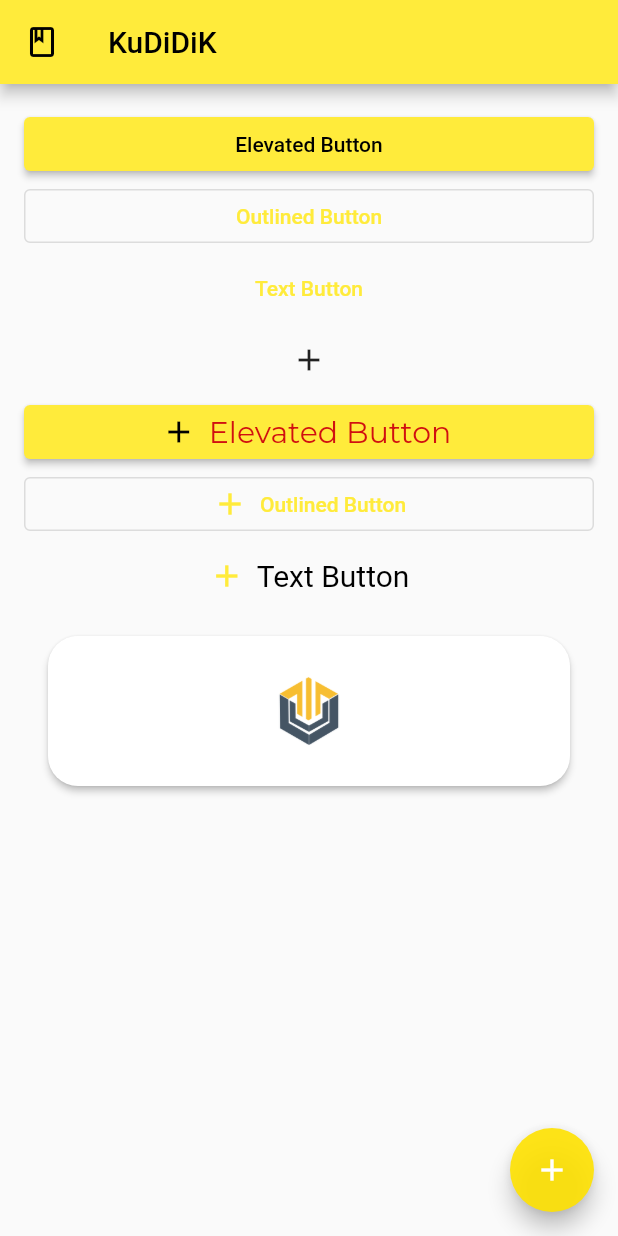
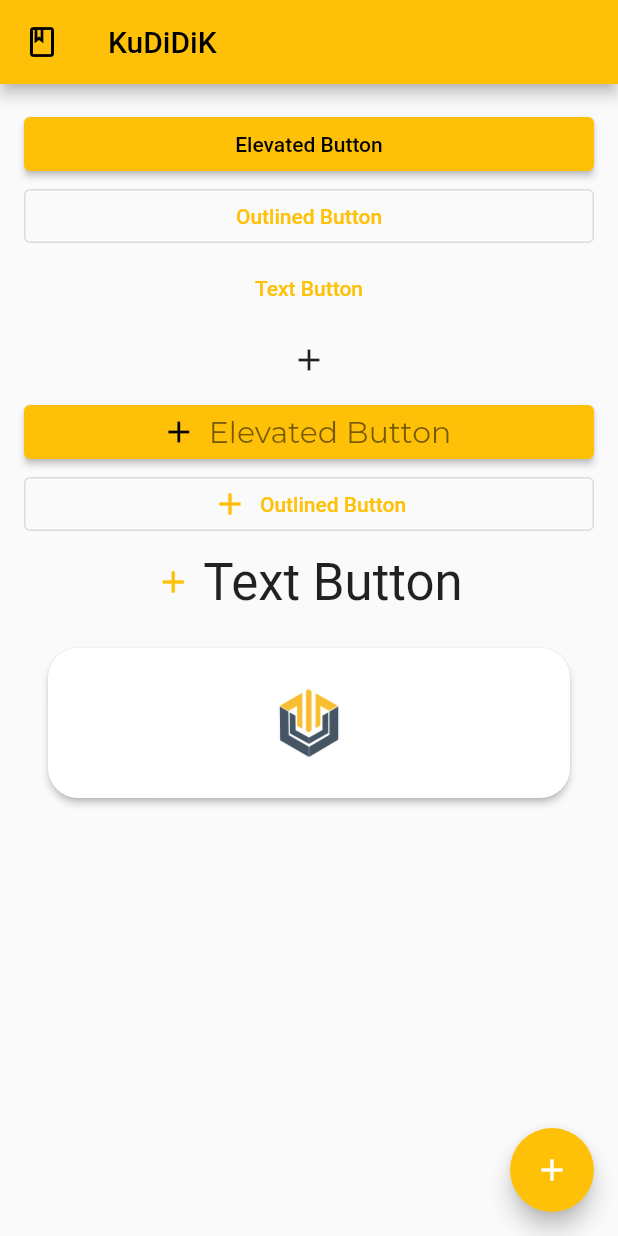
Before and after one commit to Yuseda06/ku_didik, a Flutter app: the screen it shows after launch, on a phone screen of 412 x 824 dp. Run offline on Flutter 3.47's test engine with Material 3 defaults, Android fonts, the phone set to English and light mode, and no system bars; our stand-ins replace firebase_auth, google_fonts; accounts and stored records are empty; project files that could hold a hidden picture were left out.

Commit message:
updating themes colors

```diff
--- a/lib/main.dart
+++ b/lib/main.dart
@@ -28,6 +28,7 @@ class AppHome extends StatelessWidget {
   Widget build(BuildContext context) {
     return Scaffold(
       floatingActionButton: FloatingActionButton(
+        backgroundColor: Colors.amber,
         onPressed: () {
           // Add your onPressed code here!
         },
--- /dev/null
+++ b/lib/utils/theme/primary_swatch.dart
@@ -0,0 +1,14 @@
+import 'package:flutter/material.dart';
+
+const MaterialColor kPrimaryColor = MaterialColor(0xFFFFEB3B, <int, Color>{
+  50: Color(0xFFFFF8E1),
+  100: Color(0xFFFFF59D),
+  200: Color(0xFFFFF176),
+  300: Color(0xFFFFEE58),
+  400: Color(0xFFFFEB3B),
+  500: Color(0xFFCF51), // Amber Color for 500
+  600: Color(0xFFFFE600),
+  700: Color(0xFFFFE100),
+  800: Color(0xFFFFDA00),
+  900: Color(0xFFFFD600),
+});
--- a/lib/utils/theme/theme.dart
+++ b/lib/utils/theme/theme.dart
@@ -1,32 +1,22 @@
 import 'package:flutter/material.dart';
-import 'package:google_fonts/google_fonts.dart';
-
-MaterialColor kPrimaryColor = MaterialColor(0xFFFFEB3B, <int, Color>{
-  50: Color(0xFFFFF8E1),
-  100: Color(0xFFFFF59D),
-  200: Color(0xFFFFF176),
-  300: Color(0xFFFFEE58),
-  400: Color(0xFFFFEB3B),
-  500: Color(0xE6FFE200), // Color for 500
-  600: Color(0xFFFFE600),
-  700: Color(0xFFFFE100),
-  800: Color(0xFFFFDA00),
-  900: Color(0xFFFFD600),
-});
+import 'package:ku_didik/utils/theme/primary_swatch.dart';
+import 'package:ku_didik/utils/theme/widget/widget_themes.dart';
 
 class TAppTheme {
+  TAppTheme._();
   static ThemeData lightTheme = ThemeData(
-      useMaterial3: false,
-      brightness: Brightness.light,
-      primarySwatch: kPrimaryColor,
-      textTheme: TextTheme(
-        headlineMedium: GoogleFonts.roboto(color: Colors.black, fontSize: 20),
-        headlineSmall: GoogleFonts.montserrat(
-            color: const Color.fromARGB(255, 208, 16, 16), fontSize: 20),
-      ));
+    useMaterial3: false,
+    brightness: Brightness.light,
+    primarySwatch: Colors.amber,
+    textTheme: TTextTheme.lightTextTheme,
+    elevatedButtonTheme:
+        ElevatedButtonThemeData(style: ElevatedButton.styleFrom()),
+  );
 
   static ThemeData darkTheme = ThemeData(
     useMaterial3: false,
     brightness: Brightness.dark,
+    primarySwatch: Colors.amber,
+    textTheme: TTextTheme.darkTextTheme,
   );
 }
--- /dev/null
+++ b/lib/utils/theme/widget/widget_themes.dart
@@ -0,0 +1,14 @@
+import 'package:flutter/material.dart';
+import 'package:google_fonts/google_fonts.dart';
+
+class TTextTheme {
+  static TextTheme lightTextTheme = TextTheme(
+    headlineMedium: GoogleFonts.roboto(color: Colors.black87),
+    headlineSmall: GoogleFonts.montserrat(color: Colors.black54, fontSize: 20),
+  );
+
+  static TextTheme darkTextTheme = TextTheme(
+    headlineMedium: GoogleFonts.roboto(color: Colors.white70),
+    headlineSmall: GoogleFonts.montserrat(color: Colors.white60, fontSize: 20),
+  );
+}
```
